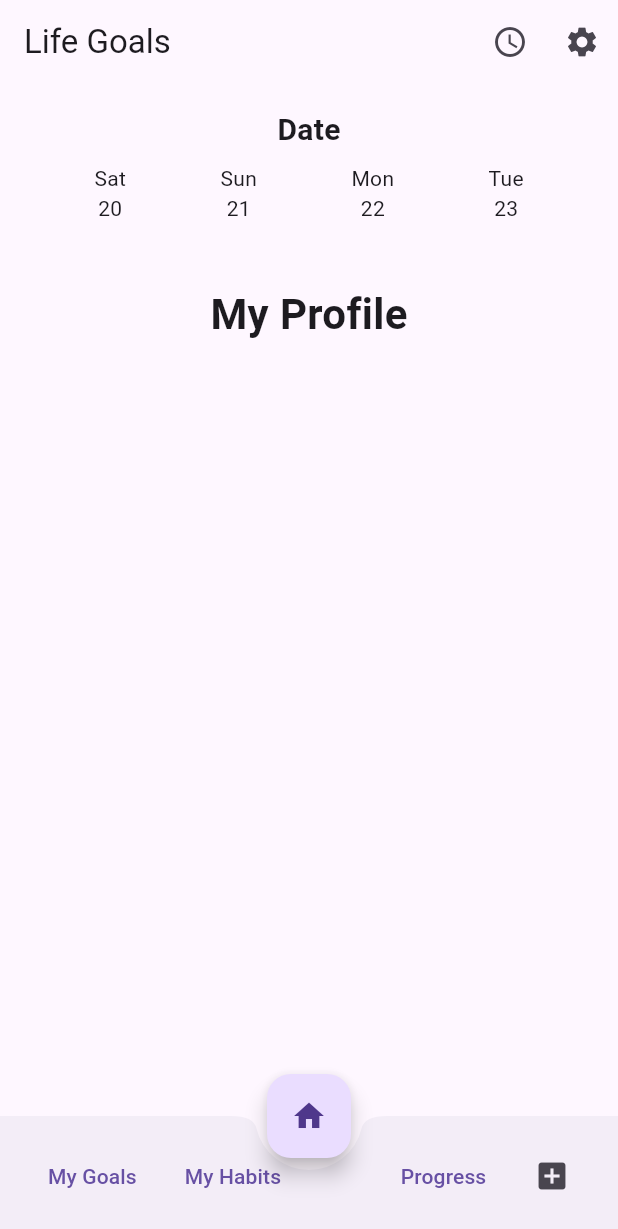
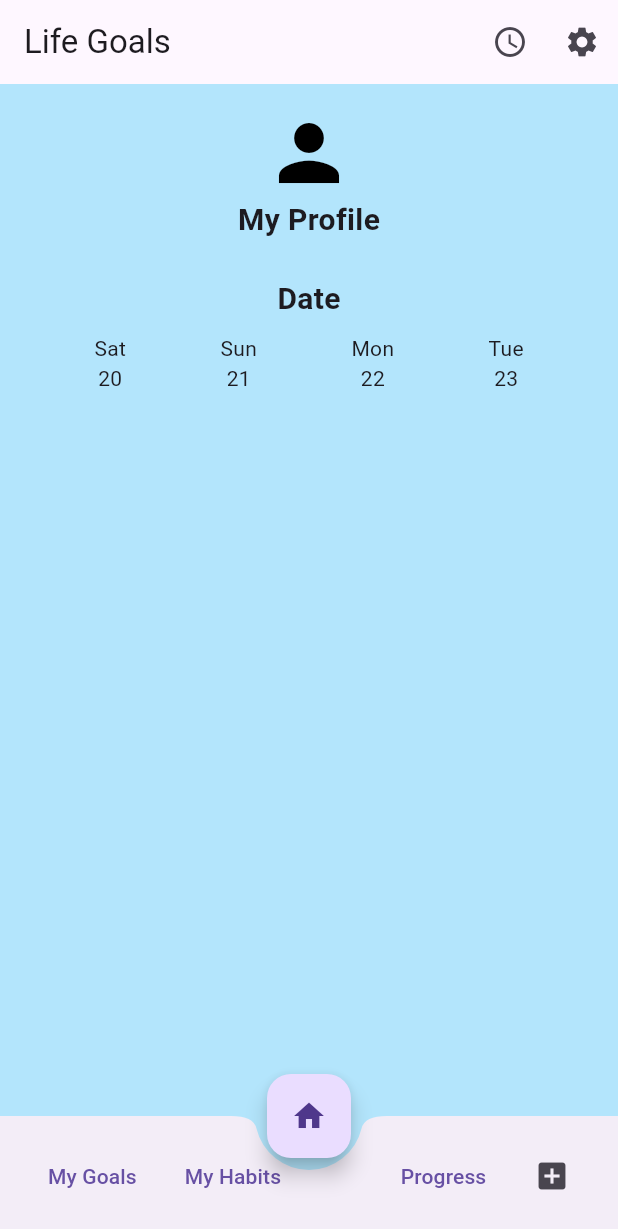
Before and after one commit to Prabhdeep-AI/Mobile-Devices-Project, a Flutter app: the screen it shows after launch, on a phone screen of 412 x 824 dp. Shown: the top 1229 px of the screen. Run offline on Flutter 3.47's test engine with Material 3 defaults, Android fonts, the phone set to English and light mode, and no system bars.

Commit message:
Finalized mockup UI

```diff
--- a/home_app/lib/home.dart
+++ b/home_app/lib/home.dart
@@ -21,6 +21,9 @@ class LifeGoalsHome extends StatelessWidget {
   @override
   Widget build(BuildContext context) {
     return Scaffold(
+      // ✅ Light blue background
+      backgroundColor: Colors.lightBlue[100],
+
       appBar: AppBar(
         title: Text("Life Goals"),
         actions: [
@@ -31,6 +34,19 @@ class LifeGoalsHome extends StatelessWidget {
       body: Column(
         children: [
           SizedBox(height: 16),
+
+          // ✅ My Profile at the very top with icon + label
+          Column(
+            children: [
+              Icon(Icons.person, size: 60, color: Colors.black),
+              Text(
+                "My Profile",
+                style: TextStyle(fontSize: 20, fontWeight: FontWeight.bold),
+              ),
+            ],
+          ),
+
+          SizedBox(height: 24),
 
           Text(
             "Date",
@@ -48,14 +64,7 @@ class LifeGoalsHome extends StatelessWidget {
             ],
           ),
 
-          SizedBox(height: 40),
-
-          Center(
-            child: Text(
-              "My Profile",
-              style: TextStyle(fontSize: 28, fontWeight: FontWeight.bold),
-            ),
-          ),
+          Spacer(), // pushes rest down
         ],
       ),
 
```
